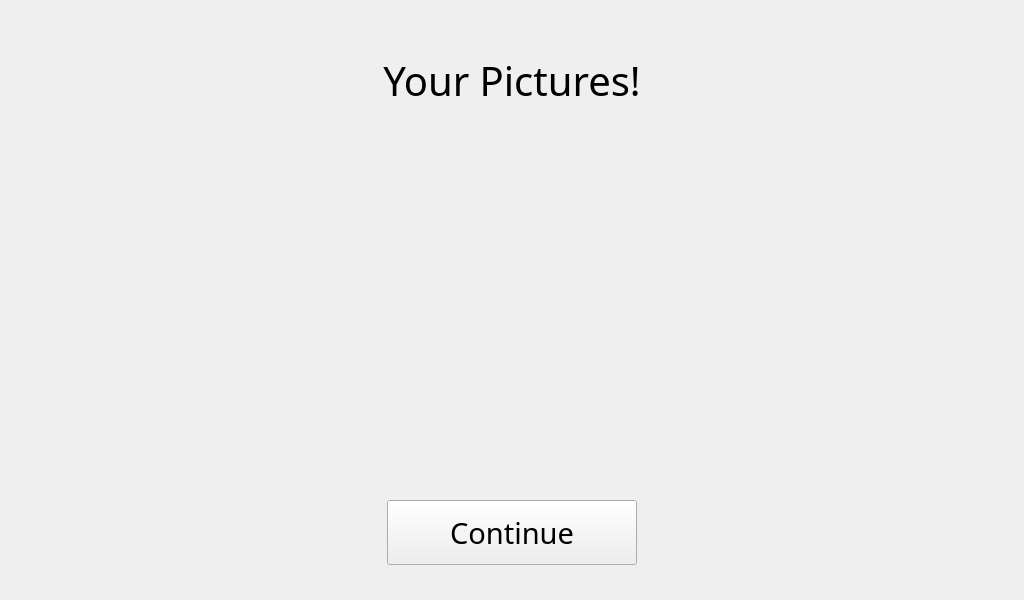
Qt form qt_designer_files/display_photo_screen.ui (hayrayl/photobooth) before a commit.
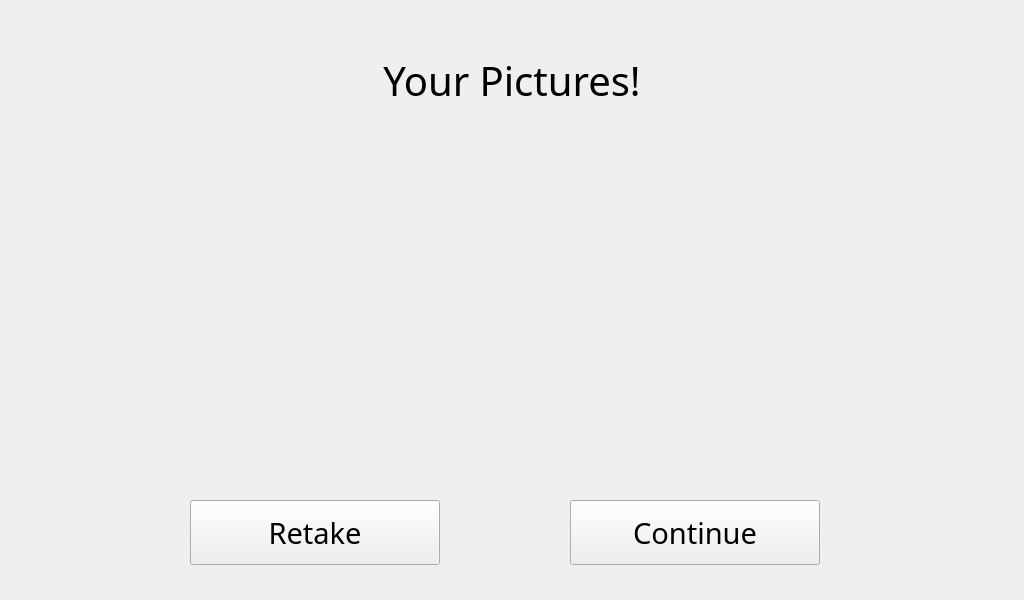
The same form after that commit.

Commit message: edited text and add retake button

What changed in the file:
```diff
--- a/qt_designer_files/display_photo_screen.ui
+++ b/qt_designer_files/display_photo_screen.ui
@@ -82,7 +82,7 @@
   <widget class="QPushButton" name="pushButton_to_print">
    <property name="geometry">
     <rect>
-     <x>387</x>
+     <x>570</x>
      <y>500</y>
      <width>250</width>
      <height>65</height>
@@ -138,6 +138,25 @@
     <string/>
    </property>
   </widget>
+  <widget class="QPushButton" name="pushButton_retake">
+   <property name="geometry">
+    <rect>
+     <x>190</x>
+     <y>500</y>
+     <width>250</width>
+     <height>65</height>
+    </rect>
+   </property>
+   <property name="font">
+    <font>
+     <family>Pacifico</family>
+     <pointsize>22</pointsize>
+    </font>
+   </property>
+   <property name="text">
+    <string>Retake</string>
+   </property>
+  </widget>
   <zorder>background</zorder>
   <zorder>label_image_1</zorder>
   <zorder>label_image_2</zorder>
```
Left out of the diff: 1 changed line with no effect on the pictures. The commit also changes 6 other files.
